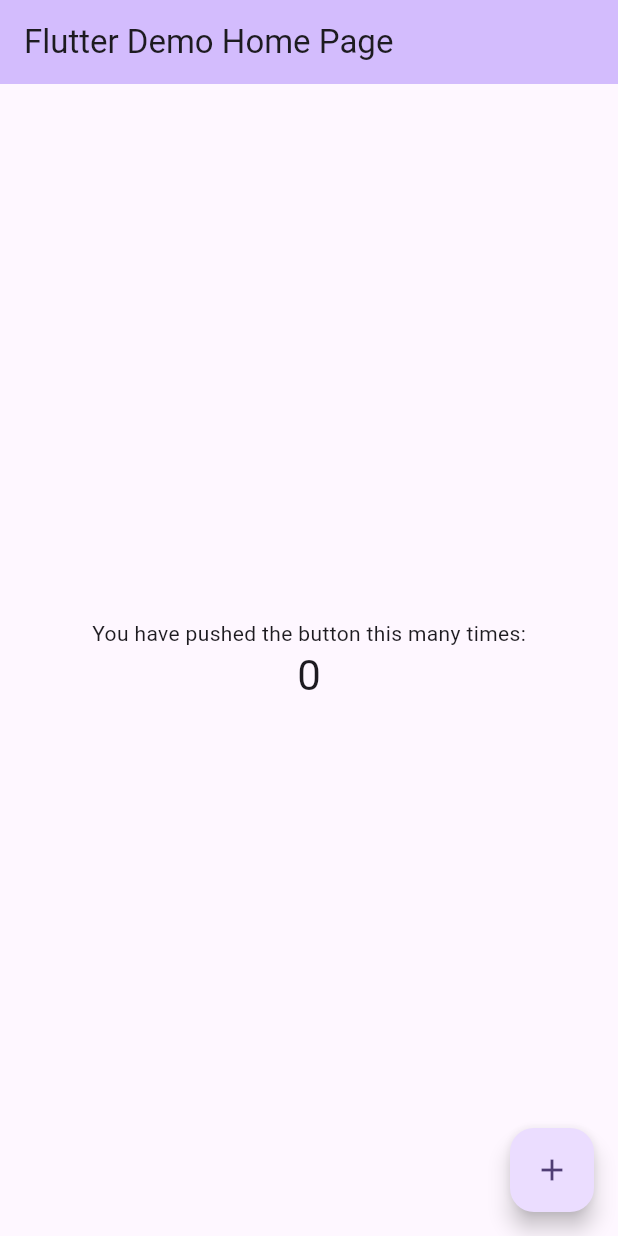
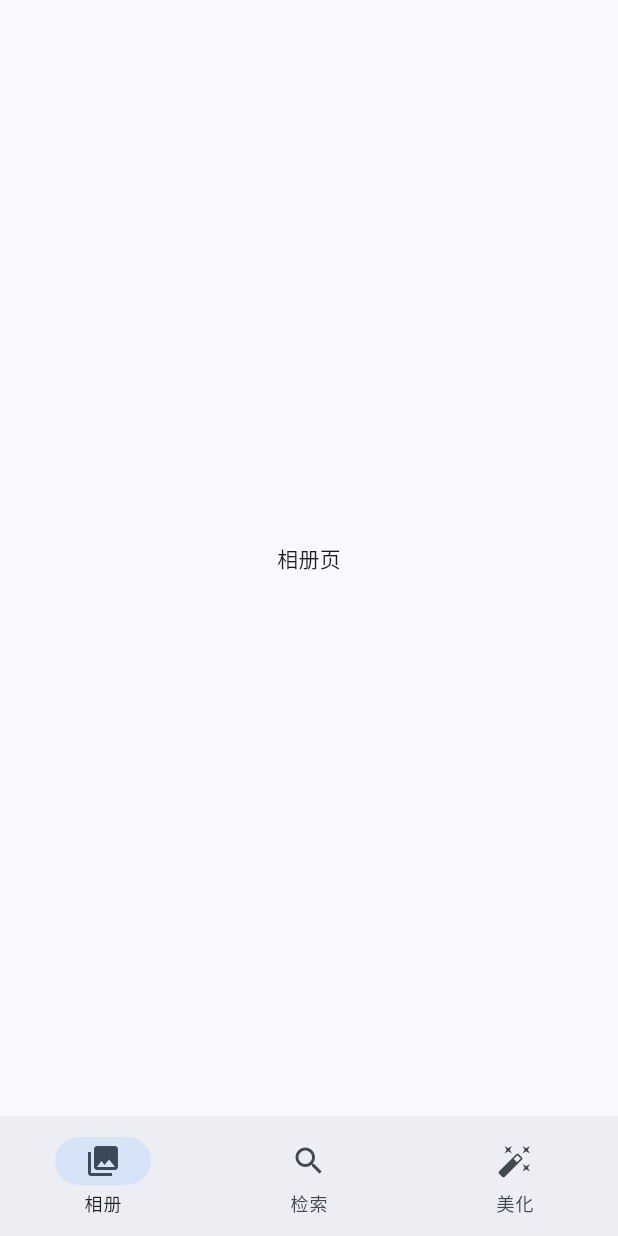
Before and after one commit to helai150382/Photo-AI-Enhancement-Content-Retrieval, a Flutter app: the screen it shows after launch, on a phone screen of 412 x 824 dp. Run offline on Flutter 3.47's test engine with Material 3 defaults, Android fonts, the phone set to English and light mode, and no system bars.

Commit message:
feat: 建立 feature-first 目录与应用壳架

```diff
--- /dev/null
+++ b/mobile/lib/app.dart
@@ -0,0 +1,44 @@
+import 'package:flutter/material.dart';
+import 'features/gallery/ui/gallery_screen.dart';
+import 'features/search/ui/search_screen.dart';
+import 'features/edit/ui/edit_screen.dart';
+
+class AiPhotoApp extends StatelessWidget {
+  const AiPhotoApp({super.key});
+
+  @override
+  Widget build(BuildContext context) {
+    return MaterialApp(
+      title: 'AI 识图P图',
+      theme: ThemeData(colorSchemeSeed: Colors.blue, useMaterial3: true),
+      home: const HomeShell(),
+    );
+  }
+}
+
+class HomeShell extends StatefulWidget {
+  const HomeShell({super.key});
+  @override
+  State<HomeShell> createState() => _HomeShellState();
+}
+
+class _HomeShellState extends State<HomeShell> {
+  int _index = 0;
+  static const _pages = [GalleryScreen(), SearchScreen(), EditScreen()];
+
+  @override
+  Widget build(BuildContext context) {
+    return Scaffold(
+      body: _pages[_index],
+      bottomNavigationBar: NavigationBar(
+        selectedIndex: _index,
+        onDestinationSelected: (i) => setState(() => _index = i),
+        destinations: const [
+          NavigationDestination(icon: Icon(Icons.photo_library), label: '相册'),
+          NavigationDestination(icon: Icon(Icons.search), label: '检索'),
+          NavigationDestination(icon: Icon(Icons.auto_fix_high), label: '美化'),
+        ],
+      ),
+    );
+  }
+}
--- /dev/null
+++ b/mobile/lib/features/edit/ui/edit_screen.dart
@@ -0,0 +1,7 @@
+import 'package:flutter/material.dart';
+
+class EditScreen extends StatelessWidget {
+  const EditScreen({super.key});
+  @override
+  Widget build(BuildContext context) => const Center(child: Text('美化页'));
+}
--- /dev/null
+++ b/mobile/lib/features/gallery/ui/gallery_screen.dart
@@ -0,0 +1,7 @@
+import 'package:flutter/material.dart';
+
+class GalleryScreen extends StatelessWidget {
+  const GalleryScreen({super.key});
+  @override
+  Widget build(BuildContext context) => const Center(child: Text('相册页'));
+}
--- /dev/null
+++ b/mobile/lib/features/search/ui/search_screen.dart
@@ -0,0 +1,7 @@
+import 'package:flutter/material.dart';
+
+class SearchScreen extends StatelessWidget {
+  const SearchScreen({super.key});
+  @override
+  Widget build(BuildContext context) => const Center(child: Text('检索页'));
+}
--- a/mobile/lib/main.dart
+++ b/mobile/lib/main.dart
@@ -1,122 +1,4 @@
 import 'package:flutter/material.dart';
+import 'app.dart';
 
-void main() {
-  runApp(const MyApp());
-}
-
-class MyApp extends StatelessWidget {
-  const MyApp({super.key});
-
-  // This widget is the root of your application.
-  @override
-  Widget build(BuildContext context) {
-    return MaterialApp(
-      title: 'Flutter Demo',
-      theme: ThemeData(
-        // This is the theme of your application.
-        //
-        // TRY THIS: Try running your application with "flutter run". You'll see
-        // the application has a purple toolbar. Then, without quitting the app,
-        // try changing the seedColor in the colorScheme below to Colors.green
-        // and then invoke "hot reload" (save your changes or press the "hot
-        // reload" button in a Flutter-supported IDE, or press "r" if you used
-        // the command line to start the app).
-        //
-        // Notice that the counter didn't reset back to zero; the application
-        // state is not lost during the reload. To reset the state, use hot
-        // restart instead.
-        //
-        // This works for code too, not just values: Most code changes can be
-        // tested with just a hot reload.
-        colorScheme: .fromSeed(seedColor: Colors.deepPurple),
-      ),
-      home: const MyHomePage(title: 'Flutter Demo Home Page'),
-    );
-  }
-}
-
-class MyHomePage extends StatefulWidget {
-  const MyHomePage({super.key, required this.title});
-
-  // This widget is the home page of your application. It is stateful, meaning
-  // that it has a State object (defined below) that contains fields that affect
-  // how it looks.
-
-  // This class is the configuration for the state. It holds the values (in this
-  // case the title) provided by the parent (in this case the App widget) and
-  // used by the build method of the State. Fields in a Widget subclass are
-  // always marked "final".
-
-  final String title;
-
-  @override
-  State<MyHomePage> createState() => _MyHomePageState();
-}
-
-class _MyHomePageState extends State<MyHomePage> {
-  int _counter = 0;
-
-  void _incrementCounter() {
-    setState(() {
-      // This call to setState tells the Flutter framework that something has
-      // changed in this State, which causes it to rerun the build method below
-      // so that the display can reflect the updated values. If we changed
-      // _counter without calling setState(), then the build method would not be
-      // called again, and so nothing would appear to happen.
-      _counter++;
-    });
-  }
-
-  @override
-  Widget build(BuildContext context) {
-    // This method is rerun every time setState is called, for instance as done
-    // by the _incrementCounter method above.
-    //
-    // The Flutter framework has been optimized to make rerunning build methods
-    // fast, so that you can just rebuild anything that needs updating rather
-    // than having to individually change instances of widgets.
-    return Scaffold(
-      appBar: AppBar(
-        // TRY THIS: Try changing the color here to a specific color (to
-        // Colors.amber, perhaps?) and trigger a hot reload to see the AppBar
-        // change color while the other colors stay the same.
-        backgroundColor: Theme.of(context).colorScheme.inversePrimary,
-        // Here we take the value from the MyHomePage object that was created by
-        // the App.build method, and use it to set our appbar title.
-        title: Text(widget.title),
-      ),
-      body: Center(
-        // Center is a layout widget. It takes a single child and positions it
-        // in the middle of the parent.
-        child: Column(
-          // Column is also a layout widget. It takes a list of children and
-          // arranges them vertically. By default, it sizes itself to fit its
-          // children horizontally, and tries to be as tall as its parent.
-          //
-          // Column has various properties to control how it sizes itself and
-          // how it positions its children. Here we use mainAxisAlignment to
-          // center the children vertically; the main axis here is the vertical
-          // axis because Columns are vertical (the cross axis would be
-          // horizontal).
-          //
-          // TRY THIS: Invoke "debug painting" (choose the "Toggle Debug Paint"
-          // action in the IDE, or press "p" in the console), to see the
-          // wireframe for each widget.
-          mainAxisAlignment: .center,
-          children: [
-            const Text('You have pushed the button this many times:'),
-            Text(
-              '$_counter',
-              style: Theme.of(context).textTheme.headlineMedium,
-            ),
-          ],
-        ),
-      ),
-      floatingActionButton: FloatingActionButton(
-        onPressed: _incrementCounter,
-        tooltip: 'Increment',
-        child: const Icon(Icons.add),
-      ),
-    );
-  }
-}
+void main() => runApp(const AiPhotoApp());
```
Also changed, not shown: mobile/lib/core/result.dart (added, +13 -0 lines), 1 other file.
